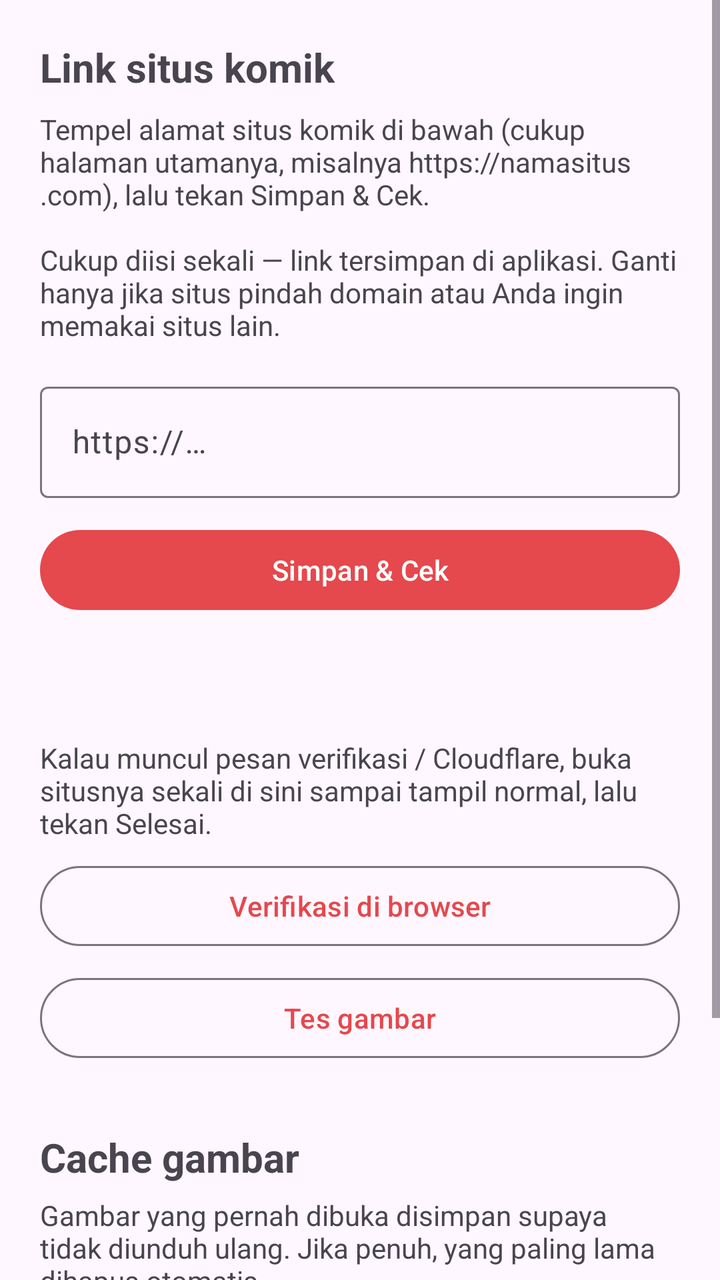
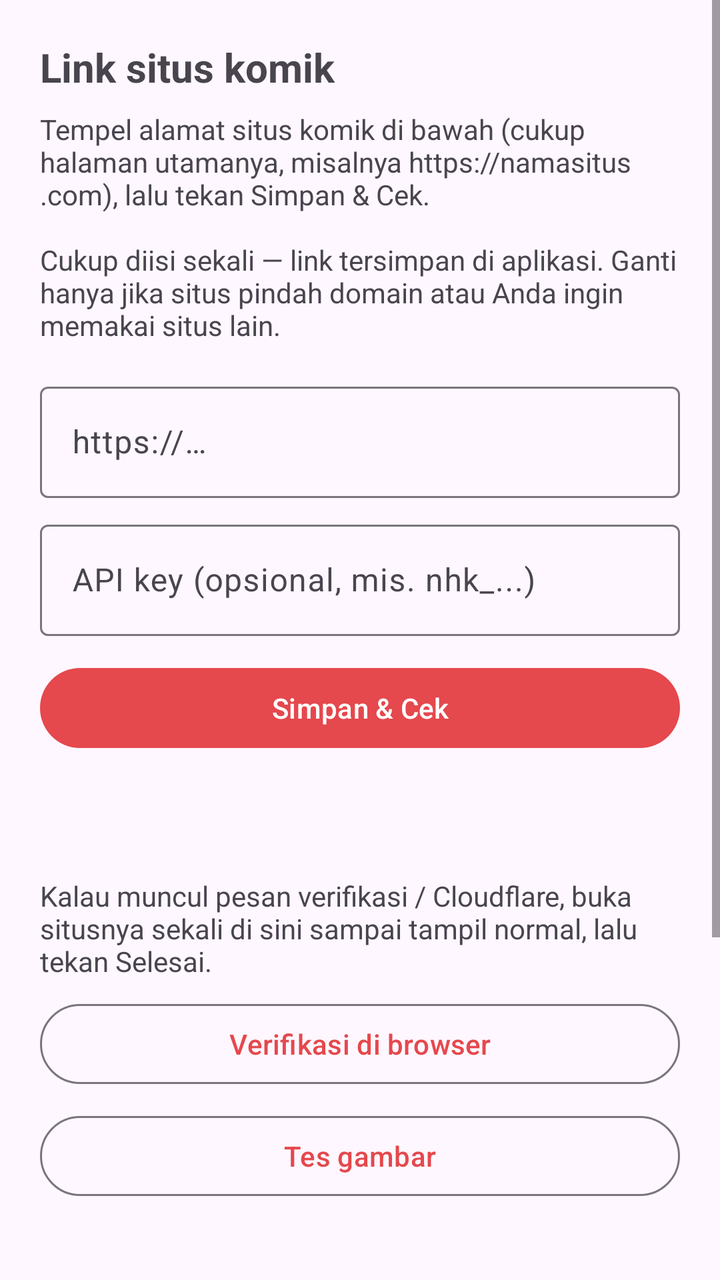

Two renders of the same Android screen: before a commit and after it. Below are the layout's source before the change and the commit's diff.
<!-- AndroidManifest.xml: application theme Theme.Komik -->
<!-- res/layout/activity_settings.xml -->
<?xml version="1.0" encoding="utf-8"?>
<ScrollView xmlns:android="http://schemas.android.com/apk/res/android"
    android:layout_width="match_parent" android:layout_height="match_parent">
    <LinearLayout
        android:layout_width="match_parent" android:layout_height="wrap_content"
        android:orientation="vertical" android:padding="20dp">

        <TextView
            android:layout_width="wrap_content" android:layout_height="wrap_content"
            android:text="Link situs komik" android:textSize="20sp" android:textStyle="bold" />
        <TextView
            android:layout_width="match_parent" android:layout_height="wrap_content"
            android:layout_marginTop="8dp"
            android:text="Tempel alamat situs komik di bawah (cukup halaman utamanya, misalnya https://namasitus.com), lalu tekan Simpan &amp; Cek.\n\nCukup diisi sekali — link tersimpan di aplikasi. Ganti hanya jika situs pindah domain atau Anda ingin memakai situs lain." />

        <com.google.android.material.textfield.TextInputLayout
            android:layout_width="match_parent" android:layout_height="wrap_content"
            android:layout_marginTop="16dp" android:hint="https://…">
            <com.google.android.material.textfield.TextInputEditText
                android:id="@+id/url"
                android:layout_width="match_parent" android:layout_height="wrap_content"
                android:inputType="textUri" android:singleLine="true" />
        </com.google.android.material.textfield.TextInputLayout>

        <Button
            android:id="@+id/save"
            android:layout_width="match_parent" android:layout_height="wrap_content"
            android:layout_marginTop="12dp" android:text="Simpan &amp; Cek" />

        <TextView
            android:id="@+id/status"
            android:layout_width="match_parent" android:layout_height="wrap_content"
            android:layout_marginTop="12dp" android:textSize="15sp" />

        <TextView
            android:layout_width="match_parent" android:layout_height="wrap_content"
            android:layout_marginTop="28dp"
            android:text="Kalau muncul pesan verifikasi / Cloudflare, buka situsnya sekali di sini sampai tampil normal, lalu tekan Selesai." />
        <Button
            android:id="@+id/verify"
            style="@style/Widget.Material3.Button.OutlinedButton"
            android:layout_width="match_parent" android:layout_height="wrap_content"
            android:layout_marginTop="8dp" android:text="Verifikasi di browser" />
        <Button
            android:id="@+id/testImg"
            style="@style/Widget.Material3.Button.OutlinedButton"
            android:layout_width="match_parent" android:layout_height="wrap_content"
            android:layout_marginTop="8dp" android:text="Tes gambar" />

        <TextView
            android:layout_width="wrap_content" android:layout_height="wrap_content"
            android:layout_marginTop="32dp"
            android:text="Cache gambar" android:textSize="20sp" android:textStyle="bold" />
        <TextView
            android:layout_width="match_parent" android:layout_height="wrap_content"
            android:layout_marginTop="6dp"
            android:text="Gambar yang pernah dibuka disimpan supaya tidak diunduh ulang. Jika penuh, yang paling lama dihapus otomatis." />
        <TextView
            android:id="@+id/cacheUsage"
            android:layout_width="match_parent" android:layout_height="wrap_content"
            android:layout_marginTop="8dp" android:textStyle="bold" />
        <RadioGroup
            android:id="@+id/cacheSize"
            android:layout_width="match_parent" android:layout_height="wrap_content"
            android:layout_marginTop="4dp" android:orientation="horizontal">
            <RadioButton
                android:id="@+id/cache200"
                android:layout_width="0dp" android:layout_height="wrap_content" android:layout_weight="1"
                android:text="200 MB" />
            <RadioButton
                android:id="@+id/cache500"
                android:layout_width="0dp" android:layout_height="wrap_content" android:layout_weight="1"
                android:text="500 MB" />
            <RadioButton
                android:id="@+id/cache1024"
                android:layout_width="0dp" android:layout_height="wrap_content" android:layout_weight="1"
                android:text="1 GB" />
        </RadioGroup>
        <Button
            android:id="@+id/clearCache"
            style="@style/Widget.Material3.Button.OutlinedButton"
            android:layout_width="match_parent" android:layout_height="wrap_content"
            android:layout_marginTop="8dp" android:text="Hapus cache gambar" />
    </LinearLayout>
</ScrollView>
<!-- resources referenced by this layout -->
<resources>
  <style name="Theme.Komik" parent="Theme.Material3.DayNight">
          <item name="colorPrimary">@color/primary</item>
      </style>
  <color name="primary">#E5484D</color>
</resources>

<!-- the commit's change to res/layout/activity_settings.xml (unified diff, before → after) -->
@@ -20,6 +20,15 @@
                 android:id="@+id/url"
                 android:layout_width="match_parent" android:layout_height="wrap_content"
                 android:inputType="textUri" android:singleLine="true" />
+        </com.google.android.material.textfield.TextInputLayout>
+
+        <com.google.android.material.textfield.TextInputLayout
+            android:layout_width="match_parent" android:layout_height="wrap_content"
+            android:layout_marginTop="8dp" android:hint="API key (opsional, mis. nhk_...)">
+            <com.google.android.material.textfield.TextInputEditText
+                android:id="@+id/apiKey"
+                android:layout_width="match_parent" android:layout_height="wrap_content"
+                android:inputType="textPassword" android:singleLine="true" />
         </com.google.android.material.textfield.TextInputLayout>
 
         <Button
